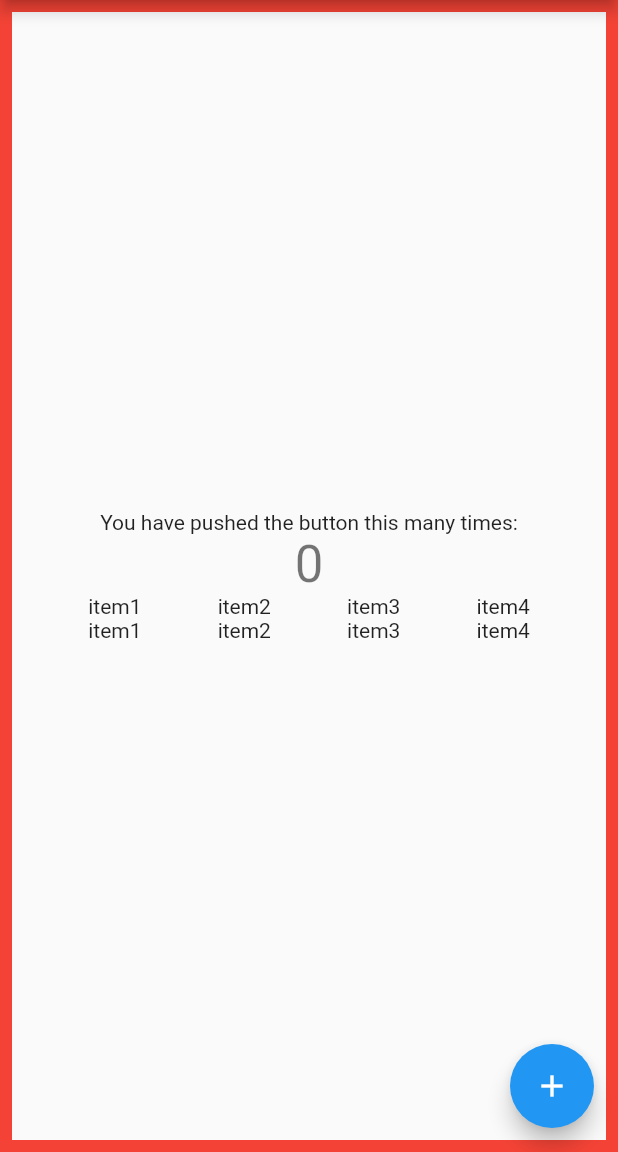
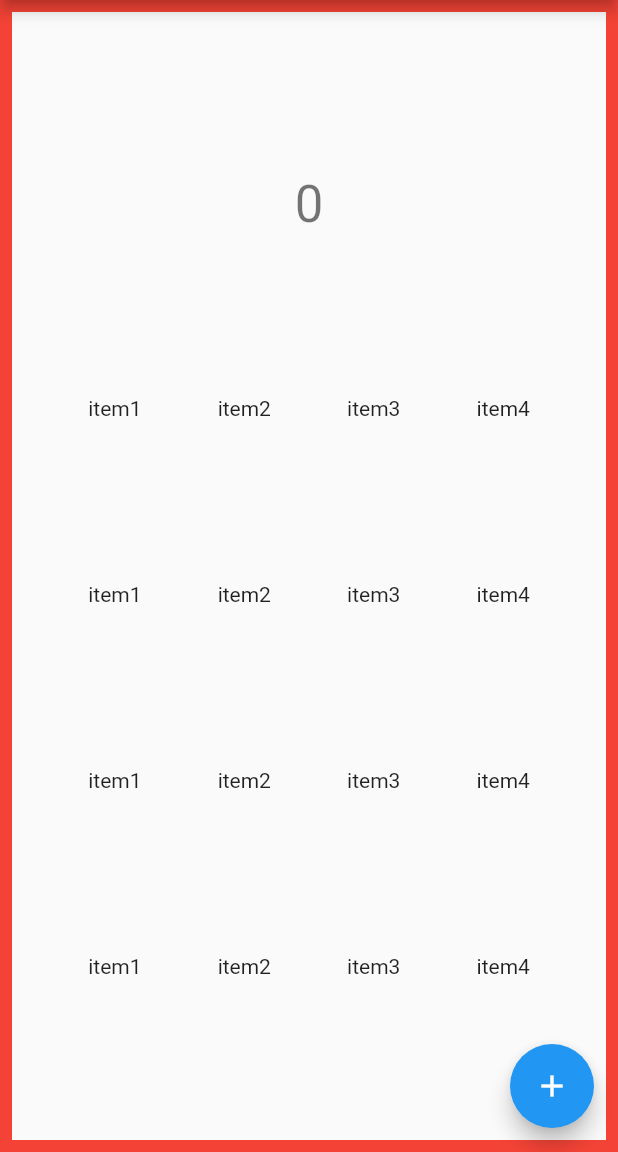
Before and after one commit to datsuns/stamp-calendar, a Flutter app: the screen it shows after launch, on a phone screen of 412 x 824 dp, the part 84-1236 px from its top. Run offline on Flutter 3.47's test engine with Material 2 defaults, Android fonts, the phone set to English and light mode, and no system bars.

Commit message:
fix space

```diff
--- a/lib/main.dart
+++ b/lib/main.dart
@@ -67,15 +67,14 @@ class _MyHomePageState extends State<MyHomePage> {
         ),
 
       child: Column(
-        mainAxisAlignment: MainAxisAlignment.center,
+        mainAxisAlignment: MainAxisAlignment.spaceEvenly,
         children: <Widget>[
-          Text(
-            'You have pushed the button this many times:',
-          ),
           Text(
             '$_counter',
             style: Theme.of(context).textTheme.display1,
           ),
+          generateOneLine(),
+          generateOneLine(),
           generateOneLine(),
           generateOneLine(),
         ],
```
